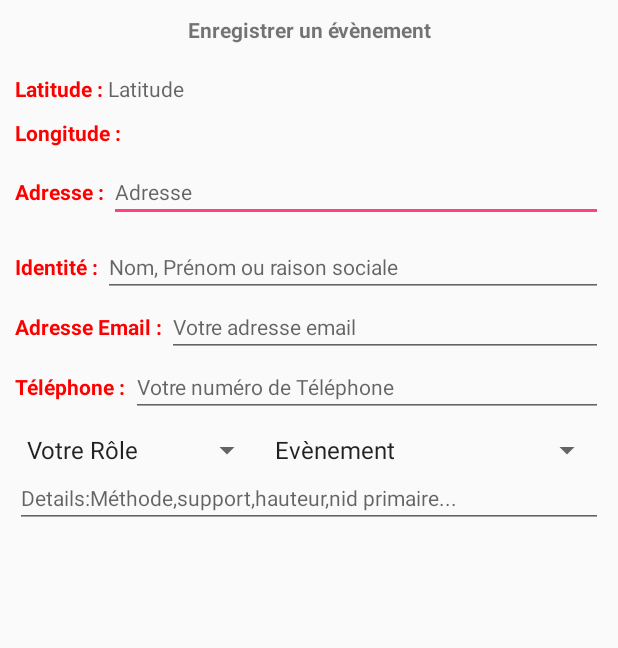
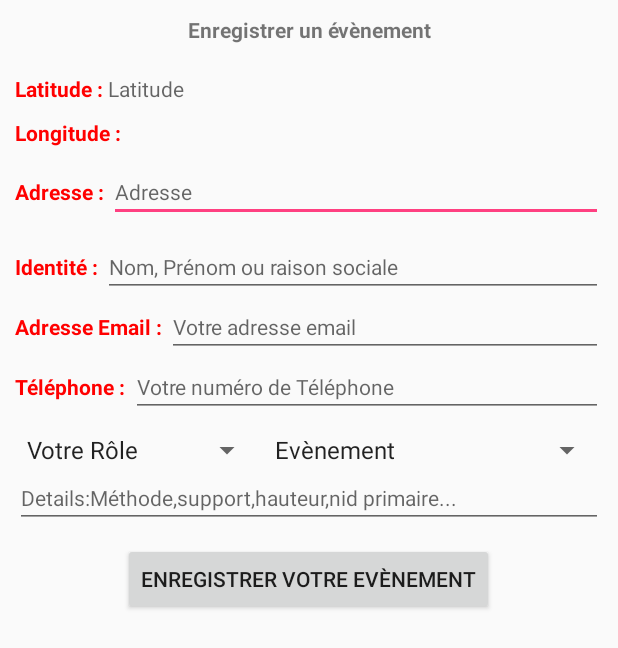
Before and after one commit to sallongue/frosaif, an Android app: the DisplayreginfoActivity screen opened directly, with no data from a screen before it, on a phone screen of 412 x 824 dp. Shown: the top 648 px of the screen. Run offline under Robolectric (Android 15) with nearby library versions, the phone set to English and light mode, and no system bars; 3 statements that could not run were skipped.

Commit message:
button signalement

```diff
--- a/app/src/main/res/layout/activity_reg_info.xml
+++ b/app/src/main/res/layout/activity_reg_info.xml
@@ -161,5 +161,10 @@
         android:textSize="14sp"
         android:layout_marginLeft="10dp"
         android:layout_marginRight="10dp"/>
-
+    <Button
+        android:layout_width="wrap_content"
+        android:layout_height="wrap_content"
+        android:layout_below="@+id/eventDetails"
+        android:layout_centerInParent="true"
+        android:text="Enregistrer votre Evènement"/>
 </RelativeLayout>
```
